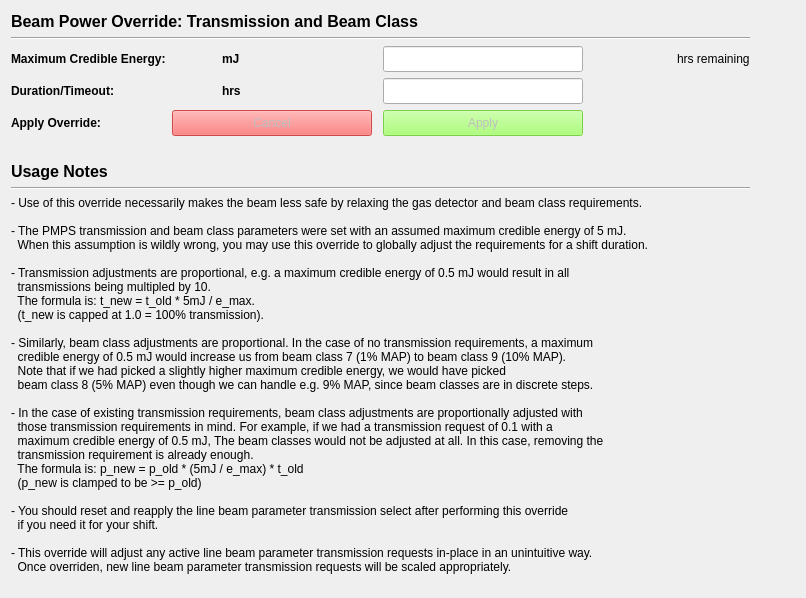
The window that pmpsui/ui/trans_override.ui (pcdshub/pmps-ui) describes before a commit, drawn with Qt 5.
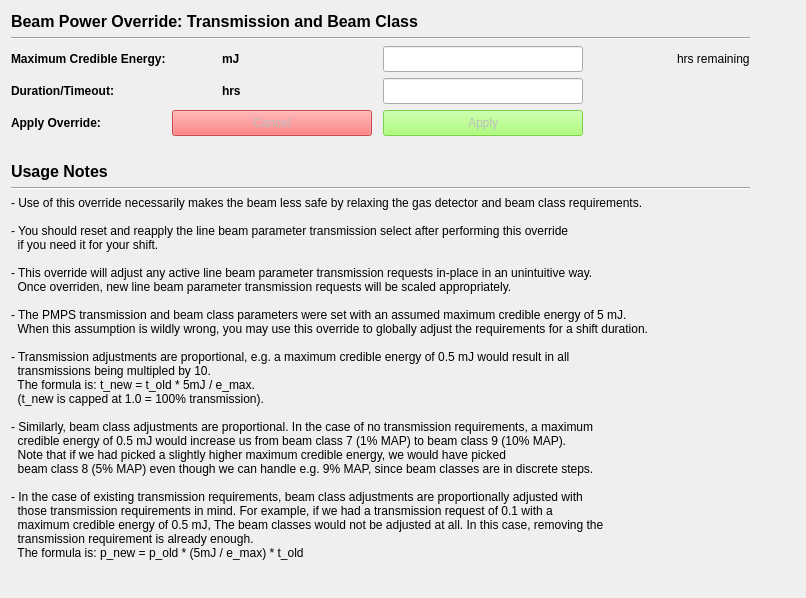
The same window after the commit. Custom widgets are drawn as their Qt base class.

Commit message: ENH: improve override text from scientific feedback

```diff
--- a/pmpsui/ui/trans_override.ui
+++ b/pmpsui/ui/trans_override.ui
@@ -507,6 +507,12 @@
      <property name="text">
       <string>- Use of this override necessarily makes the beam less safe by relaxing the gas detector and beam class requirements.
 
+- You should reset and reapply the line beam parameter transmission select after performing this override
+  if you need it for your shift.
+
+- This override will adjust any active line beam parameter transmission requests in-place in an unintuitive way.
+  Once overriden, new line beam parameter transmission requests will be scaled appropriately.
+
 - The PMPS transmission and beam class parameters were set with an assumed maximum credible energy of 5 mJ.
   When this assumption is wildly wrong, you may use this override to globally adjust the requirements for a shift duration.
 
@@ -525,13 +531,7 @@
   maximum credible energy of 0.5 mJ, The beam classes would not be adjusted at all. In this case, removing the
   transmission requirement is already enough.
   The formula is: p_new = p_old * (5mJ / e_max) * t_old
-  (p_new is clamped to be &gt;= p_old)
-
-- You should reset and reapply the line beam parameter transmission select after performing this override
-  if you need it for your shift.
-
-- This override will adjust any active line beam parameter transmission requests in-place in an unintuitive way.
-  Once overriden, new line beam parameter transmission requests will be scaled appropriately.</string>
+</string>
      </property>
     </widget>
    </item>
```
